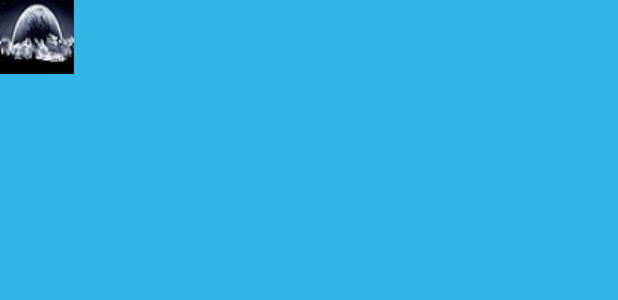
After one commit to su033503/supernova, an Android app: the layout stt_dialog.xml on its own in the app's theme, with its tools: preview values and no code run, on a phone screen of 412 x 824 dp. The commit adds this screen. Shown: the top 300 px of the screen. Run offline under Robolectric (Android 15) with nearby library versions, the phone set to English and light mode, and no system bars.

Commit message:
통화 종료시 서비스도 같이 종료, 레이아웃크기 늘였다 줄였다 가능하게 수정

```diff
--- a/audiorecorder/app/src/main/java/com/example/administrator/audiorecorder/MainActivity.java
+++ b/audiorecorder/app/src/main/java/com/example/administrator/audiorecorder/MainActivity.java
@@ -40,12 +40,6 @@ public class    MainActivity extends AppCompatActivity {
 
                     ((WindowManager)getSystemService(Context.WINDOW_SERVICE)).updateViewLayout(viewRoot,params);
 
-//                    String EXPath = Environment.getExternalStorageDirectory().getAbsolutePath();
-//                    String convertPath = EXPath + "/testconvert";
-//                    FLAC_FileEncoder a = new FLAC_FileEncoder();
-//                    File input = new File(convertPath, "1.wav");
-//                    File output = new File(convertPath, "1.flac");
-//                    a.encode(input, output);
                 } catch (Exception e) {
                     e.printStackTrace();
                 }
--- a/audiorecorder/app/src/main/java/com/example/administrator/audiorecorder/audioRecorder.java
+++ b/audiorecorder/app/src/main/java/com/example/administrator/audiorecorder/audioRecorder.java
@@ -19,7 +19,7 @@ import java.util.Date;
  * Created by Administrator on 2016-03-26.
  */
 public class audioRecorder {
-    private static final int RECORDER_SAMPLERATE = 22050;
+    private static final int RECORDER_SAMPLERATE = 16000;
     private static final int RECORDER_CHANNELS = AudioFormat.CHANNEL_IN_MONO;
     private static final int RECORDER_AUDIO_ENCODING = AudioFormat.ENCODING_PCM_16BIT;
     private AudioRecord recorder = null;
--- /dev/null
+++ b/audiorecorder/app/src/main/res/layout/stt_dialog.xml
@@ -0,0 +1,28 @@
+<?xml version="1.0" encoding="utf-8"?>
+<LinearLayout xmlns:android="http://schemas.android.com/apk/res/android"
+    android:orientation="vertical" android:layout_width="match_parent"
+    android:layout_height="match_parent"
+    android:background="@android:color/holo_blue_light">
+    <LinearLayout
+        android:layout_width="match_parent"
+        android:layout_height="50dp"
+        android:orientation="horizontal">
+        <ImageButton
+            android:background="@android:color/transparent"
+            android:layout_height="wrap_content"
+            android:layout_width="wrap_content"
+            android:paddingLeft="0dp"
+            android:layout_gravity="left"
+            android:id="@+id/btn_changeSize"
+            android:src="@drawable/moon"/>
+        <TextView
+            android:layout_height="wrap_content"
+            android:layout_width="wrap_content"
+            android:textSize="50sp"
+            android:textColor="#fff"
+            android:text=""
+
+            android:id="@+id/tv_call_number"/>
+
+    </LinearLayout>
+</LinearLayout>
```
Also changed, not shown: audiorecorder/app/src/main/java/com/example/administrator/audiorecorder/CallingService.java (+0 -7 lines), audiorecorder/app/src/main/java/com/example/administrator/audiorecorder/IncomingCallBroadcastReceiver.java (+24 -21 lines), audiorecorder/app/src/main/java/com/example/administrator/audiorecorder/RecordService.java (+36 -20 lines), audiorecorder/app/src/main/res/drawable/moon.jpg, audiorecorder/app/src/main/res/drawable/x.jpg (added).
